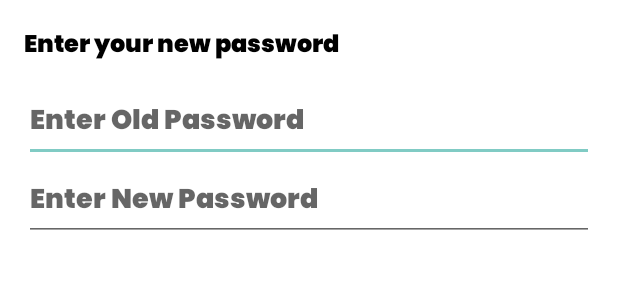
After one commit to KhalilFarhat/Recipe-App, an Android app: the layout change_password_dialog.xml on its own in the app's theme, with its tools: preview values and no code run, on a phone screen of 412 x 824 dp. The commit adds this screen. Shown: the top 300 px of the screen. Run offline under Robolectric (Android 15) with nearby library versions, the phone set to English and light mode, and no system bars.

Commit message:
Added Alert Dialog for password changing

```diff
--- a/app/src/main/java/com/example/recipeapp/SearchFragment.java
+++ b/app/src/main/java/com/example/recipeapp/SearchFragment.java
@@ -97,7 +97,7 @@ public class SearchFragment extends Fragment {
 
         @Override
         public void didError(String message) {
-            Toast.makeText(getActivity().getApplicationContext(), message, Toast.LENGTH_LONG).show();
+            Toast.makeText(getActivity().getApplicationContext(), "wow", Toast.LENGTH_LONG).show();
         }
     };
     private final AdapterView.OnItemSelectedListener spinnerSelectedListener = new AdapterView.OnItemSelectedListener() {
--- /dev/null
+++ b/app/src/main/res/layout/change_password_dialog.xml
@@ -0,0 +1,37 @@
+<?xml version="1.0" encoding="utf-8"?>
+<LinearLayout xmlns:android="http://schemas.android.com/apk/res/android"
+    xmlns:app="http://schemas.android.com/apk/res-auto"
+    xmlns:tools="http://schemas.android.com/tools"
+    android:layout_width="match_parent"
+    android:layout_height="wrap_content"
+    android:orientation="vertical"
+    android:padding="16dp">
+
+    <TextView
+        android:layout_width="match_parent"
+        android:layout_height="wrap_content"
+        android:layout_marginBottom="10dp"
+        android:fontFamily="@font/poppinsblack"
+        android:text="Enter your new password"
+        android:textColor="@color/black"
+        android:textSize="16sp" />
+
+    <EditText
+        android:id="@+id/password_edit_text_old"
+        android:layout_width="match_parent"
+        android:layout_height="wrap_content"
+        android:fontFamily="@font/poppinsblack"
+        android:hint="Enter Old Password"
+        android:imeOptions="actionDone"
+        android:inputType="textPassword" />
+
+    <EditText
+        android:id="@+id/password_edit_text_new"
+        android:layout_width="match_parent"
+        android:layout_height="wrap_content"
+        android:fontFamily="@font/poppinsblack"
+        android:hint="Enter New Password"
+        android:imeOptions="actionDone"
+        android:inputType="textPassword" />
+
+</LinearLayout>
```
Also changed, not shown: app/src/main/java/com/example/recipeapp/SettingsFragment.java (+43 -1 lines), app/src/main/res/layout/activity_recipe_details.xml (+41 -33 lines).
